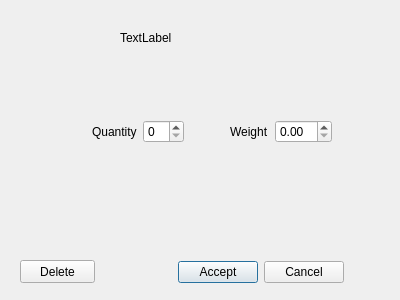
Austin-Draper/Shopping_List, file dialog.ui: the form before one commit.
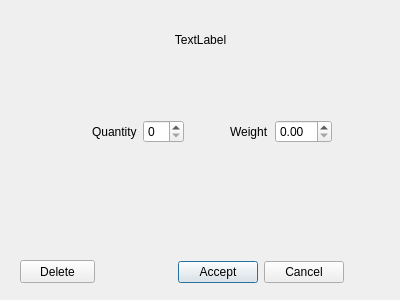
The form after the commit.

```diff
--- a/dialog.ui
+++ b/dialog.ui
@@ -16,15 +16,18 @@
   <widget class="QLabel" name="dialog_item_text">
    <property name="geometry">
     <rect>
-     <x>120</x>
+     <x>0</x>
      <y>30</y>
-     <width>151</width>
-     <height>16</height>
+     <width>401</width>
+     <height>20</height>
     </rect>
    </property>
    <property name="text">
     <string>TextLabel</string>
    </property>
+   <property name="alignment">
+    <set>Qt::AlignCenter</set>
+   </property>
   </widget>
   <widget class="QWidget" name="layoutWidget">
    <property name="geometry">
```
